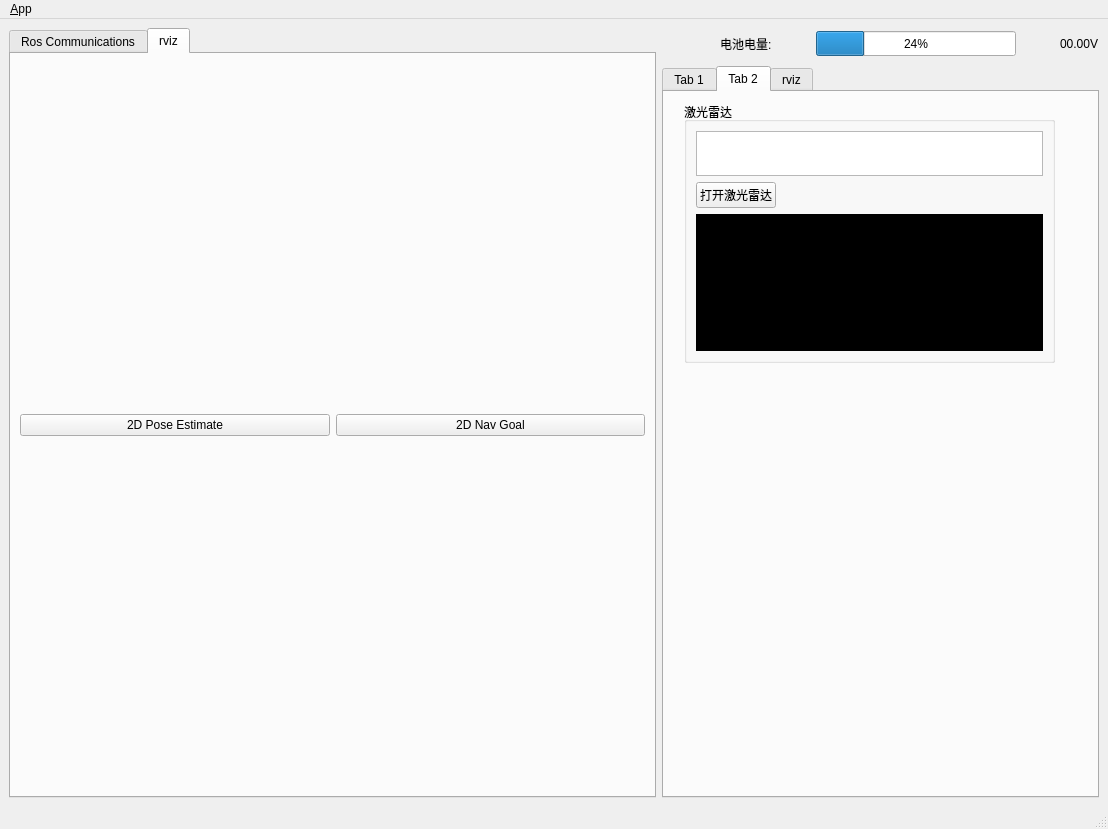
Above: src/rosqt_gui/ui/main_window.ui from AtoposTzb/catkin_ros_qtgui before the change. Below: the same form after it.
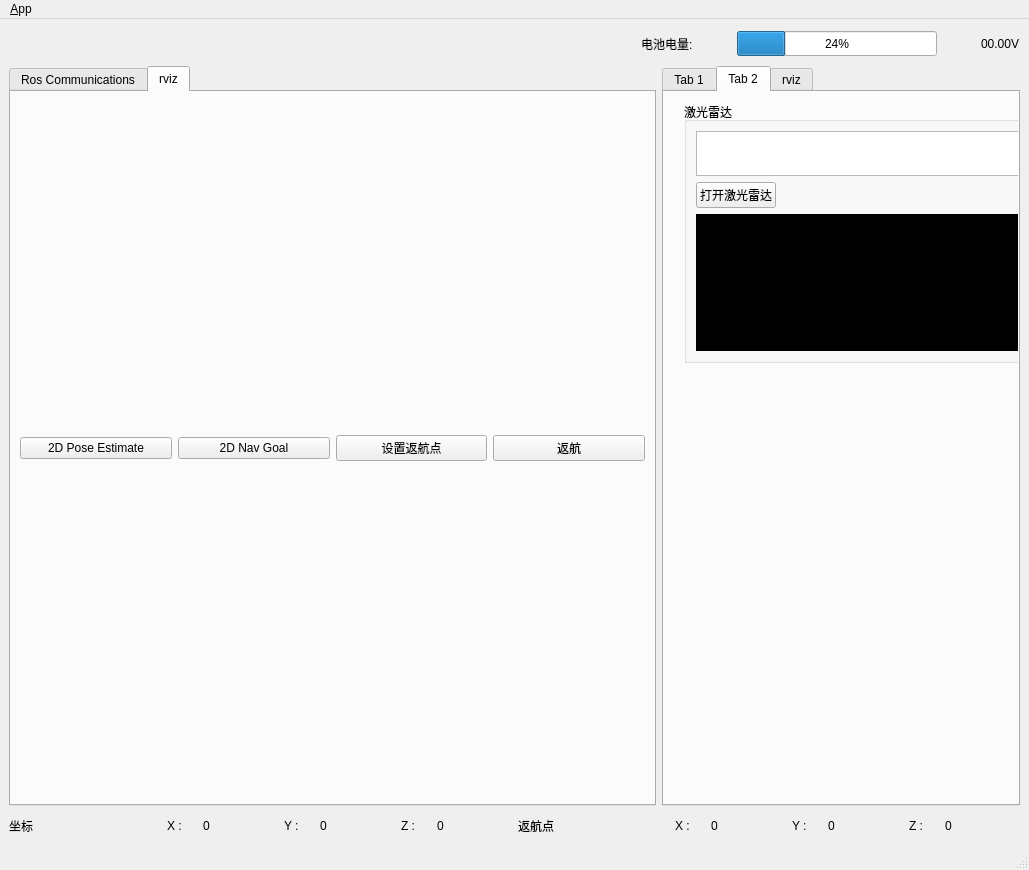
That is the form after the change. The open tabs and pages were chosen to show the change. Icons and pictures are not drawn.

Commit message: 定点返航功能实现

Diff of the .ui file:
```diff
--- a/src/rosqt_gui/ui/main_window.ui
+++ b/src/rosqt_gui/ui/main_window.ui
@@ -6,8 +6,8 @@
    <rect>
     <x>0</x>
     <y>0</y>
-    <width>1108</width>
-    <height>829</height>
+    <width>1029</width>
+    <height>870</height>
    </rect>
   </property>
   <property name="windowTitle">
@@ -21,8 +21,10 @@
    <locale language="English" country="Australia"/>
   </property>
   <widget class="QWidget" name="centralwidget">
-   <layout class="QGridLayout" name="gridLayout_2">
-    <item row="0" column="1">
+   <layout class="QVBoxLayout" name="verticalLayout_16">
+    <item>
+     <layout class="QVBoxLayout" name="verticalLayout_13">
+      <item>
      <layout class="QHBoxLayout" name="horizontalLayout_7">
       <item>
        <spacer name="horizontalSpacer">
@@ -116,7 +118,9 @@
       </item>
      </layout>
     </item>
-    <item row="0" column="0" rowspan="2">
+      <item>
+       <layout class="QHBoxLayout" name="horizontalLayout_14">
+        <item>
      <widget class="QTabWidget" name="tab_manager">
       <property name="minimumSize">
        <size>
@@ -309,6 +313,28 @@
               </property>
              </widget>
             </item>
+                <item>
+                 <widget class="QPushButton" name="set_return_pos_btn">
+                  <property name="text">
+                   <string>设置返航点</string>
+                  </property>
+                  <property name="icon">
+                   <iconset resource="../resources/images.qrc">
+                    <normaloff>:/images/set_return.png</normaloff>:/images/set_return.png</iconset>
+                  </property>
+                 </widget>
+                </item>
+                <item>
+                 <widget class="QPushButton" name="return_pos_btn">
+                  <property name="text">
+                   <string>返航</string>
+                  </property>
+                  <property name="icon">
+                   <iconset resource="../resources/images.qrc">
+                    <normaloff>:/images/return.png</normaloff>:/images/return.png</iconset>
+                  </property>
+                 </widget>
+                </item>
            </layout>
           </item>
           <item>
@@ -320,7 +346,7 @@
       </widget>
      </widget>
     </item>
-    <item row="1" column="1">
+        <item>
      <widget class="QTabWidget" name="tabWidget">
       <property name="currentIndex">
        <number>2</number>
@@ -833,13 +859,263 @@
      </widget>
     </item>
    </layout>
+      </item>
+      <item>
+       <layout class="QHBoxLayout" name="horizontalLayout_13">
+        <item>
+         <widget class="QLabel" name="label_13">
+          <property name="text">
+           <string>坐标</string>
+          </property>
+         </widget>
+        </item>
+        <item>
+         <widget class="QLabel" name="label_14">
+          <property name="minimumSize">
+           <size>
+            <width>30</width>
+            <height>27</height>
+           </size>
+          </property>
+          <property name="maximumSize">
+           <size>
+            <width>30</width>
+            <height>27</height>
+           </size>
+          </property>
+          <property name="text">
+           <string>X : </string>
+          </property>
+         </widget>
+        </item>
+        <item>
+         <widget class="QLabel" name="pos_x">
+          <property name="minimumSize">
+           <size>
+            <width>75</width>
+            <height>27</height>
+           </size>
+          </property>
+          <property name="maximumSize">
+           <size>
+            <width>75</width>
+            <height>27</height>
+           </size>
+          </property>
+          <property name="text">
+           <string>0</string>
+          </property>
+         </widget>
+        </item>
+        <item>
+         <widget class="QLabel" name="label_17">
+          <property name="minimumSize">
+           <size>
+            <width>30</width>
+            <height>27</height>
+           </size>
+          </property>
+          <property name="maximumSize">
+           <size>
+            <width>30</width>
+            <height>27</height>
+           </size>
+          </property>
+          <property name="text">
+           <string>Y : </string>
+          </property>
+         </widget>
+        </item>
+        <item>
+         <widget class="QLabel" name="pos_y">
+          <property name="minimumSize">
+           <size>
+            <width>75</width>
+            <height>27</height>
+           </size>
+          </property>
+          <property name="maximumSize">
+           <size>
+            <width>75</width>
+            <height>27</height>
+           </size>
+          </property>
+          <property name="text">
+           <string>0</string>
+          </property>
+         </widget>
+        </item>
+        <item>
+         <widget class="QLabel" name="label_18">
+          <property name="minimumSize">
+           <size>
+            <width>30</width>
+            <height>27</height>
+           </size>
+          </property>
+          <property name="maximumSize">
+           <size>
+            <width>30</width>
+            <height>27</height>
+           </size>
+          </property>
+          <property name="text">
+           <string>Z : </string>
+          </property>
+         </widget>
+        </item>
+        <item>
+         <widget class="QLabel" name="pos_z">
+          <property name="minimumSize">
+           <size>
+            <width>75</width>
+            <height>27</height>
+           </size>
+          </property>
+          <property name="maximumSize">
+           <size>
+            <width>75</width>
+            <height>27</height>
+           </size>
+          </property>
+          <property name="text">
+           <string>0</string>
+          </property>
+         </widget>
+        </item>
+        <item>
+         <widget class="QLabel" name="label_15">
+          <property name="text">
+           <string>返航点</string>
+          </property>
+         </widget>
+        </item>
+        <item>
+         <widget class="QLabel" name="label_16">
+          <property name="minimumSize">
+           <size>
+            <width>30</width>
+            <height>27</height>
+           </size>
+          </property>
+          <property name="maximumSize">
+           <size>
+            <width>30</width>
+            <height>27</height>
+           </size>
+          </property>
+          <property name="text">
+           <string>X : </string>
+          </property>
+         </widget>
+        </item>
+        <item>
+         <widget class="QLabel" name="return_x">
+          <property name="minimumSize">
+           <size>
+            <width>75</width>
+            <height>27</height>
+           </size>
+          </property>
+          <property name="maximumSize">
+           <size>
+            <width>75</width>
+            <height>27</height>
+           </size>
+          </property>
+          <property name="text">
+           <string>0</string>
+          </property>
+         </widget>
+        </item>
+        <item>
+         <widget class="QLabel" name="label_19">
+          <property name="minimumSize">
+           <size>
+            <width>30</width>
+            <height>27</height>
+           </size>
+          </property>
+          <property name="maximumSize">
+           <size>
+            <width>30</width>
+            <height>27</height>
+           </size>
+          </property>
+          <property name="text">
+           <string>Y : </string>
+          </property>
+         </widget>
+        </item>
+        <item>
+         <widget class="QLabel" name="return_y">
+          <property name="minimumSize">
+           <size>
+            <width>75</width>
+            <height>27</height>
+           </size>
+          </property>
+          <property name="maximumSize">
+           <size>
+            <width>75</width>
+            <height>27</height>
+           </size>
+          </property>
+          <property name="text">
+           <string>0</string>
+          </property>
+         </widget>
+        </item>
+        <item>
+         <widget class="QLabel" name="label_20">
+          <property name="minimumSize">
+           <size>
+            <width>30</width>
+            <height>27</height>
+           </size>
+          </property>
+          <property name="maximumSize">
+           <size>
+            <width>30</width>
+            <height>27</height>
+           </size>
+          </property>
+          <property name="text">
+           <string>Z : </string>
+          </property>
+         </widget>
+        </item>
+        <item>
+         <widget class="QLabel" name="return_z">
+          <property name="minimumSize">
+           <size>
+            <width>75</width>
+            <height>27</height>
+           </size>
+          </property>
+          <property name="maximumSize">
+           <size>
+            <width>75</width>
+            <height>27</height>
+           </size>
+          </property>
+          <property name="text">
+           <string>0</string>
+          </property>
+         </widget>
+        </item>
+       </layout>
+      </item>
+     </layout>
+    </item>
+   </layout>
   </widget>
   <widget class="QMenuBar" name="menubar">
    <property name="geometry">
     <rect>
      <x>0</x>
      <y>0</y>
-     <width>1108</width>
+     <width>1029</width>
      <height>32</height>
     </rect>
    </property>
```
Left out of the diff: 2 changed lines with no effect on the pictures. Lines whose indentation alone changed are shown as unchanged. The commit also changes 16 other files.
